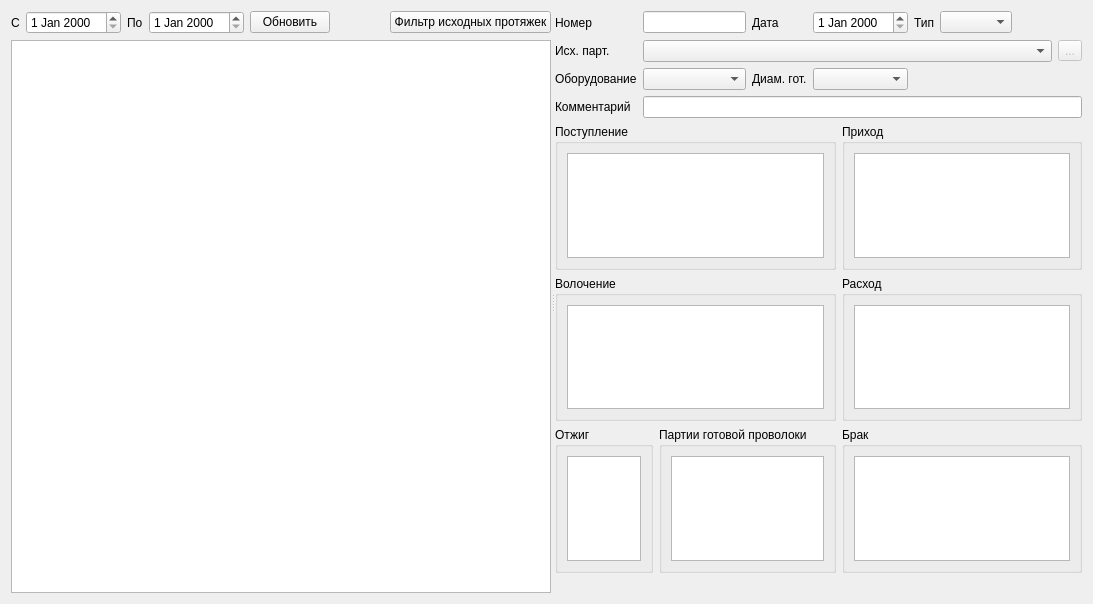
The window that formpodt.ui (Sergeyego/wire_pr) describes before a commit, drawn with Qt 5.
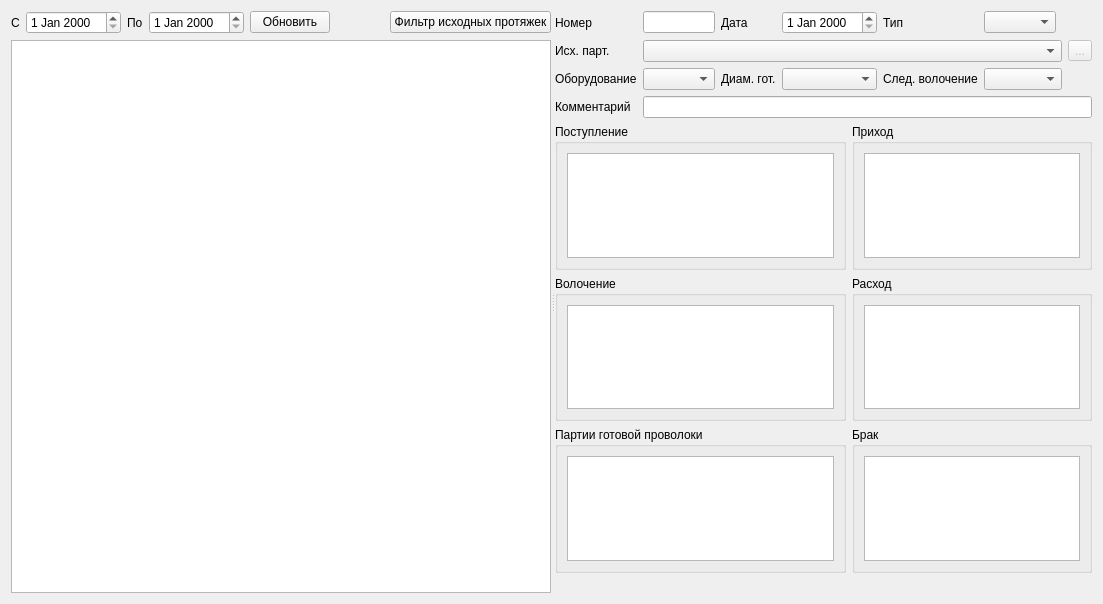
The same window after the commit. Icons and pictures are not drawn. Custom widgets are drawn as their Qt base class.

What changed in the file:
```diff
--- a/formpodt.ui
+++ b/formpodt.ui
@@ -6,7 +6,7 @@
    <rect>
     <x>0</x>
     <y>0</y>
-    <width>1093</width>
+    <width>1101</width>
     <height>604</height>
    </rect>
   </property>
@@ -107,14 +107,14 @@
       <layout class="QVBoxLayout" name="verticalLayout_9">
        <item>
         <layout class="QGridLayout" name="gridLayout">
-         <item row="0" column="4">
-          <widget class="QLabel" name="label_6">
+         <item row="2" column="4">
+          <widget class="QLabel" name="label_10">
            <property name="text">
-            <string>Тип</string>
+            <string>След. волочение</string>
            </property>
           </widget>
          </item>
-         <item row="0" column="6" colspan="2">
+         <item row="0" column="8" colspan="2">
           <spacer name="horizontalSpacer_2">
            <property name="orientation">
             <enum>Qt::Horizontal</enum>
@@ -140,10 +140,10 @@
            </property>
           </widget>
          </item>
-         <item row="1" column="1" colspan="6">
+         <item row="1" column="1" colspan="8">
           <widget class="QComboBox" name="comboBoxSrs"/>
          </item>
-         <item row="1" column="7">
+         <item row="1" column="9">
           <widget class="QToolButton" name="toolButtonSrc">
            <property name="enabled">
             <bool>false</bool>
@@ -208,7 +208,7 @@
            </property>
           </widget>
          </item>
-         <item row="3" column="1" colspan="7">
+         <item row="3" column="1" colspan="9">
           <widget class="QLineEdit" name="lineEditComm"/>
          </item>
          <item row="0" column="0">
@@ -244,10 +244,17 @@
          <item row="0" column="3">
           <widget class="DateEdit" name="dateEdit"/>
          </item>
-         <item row="0" column="5">
+         <item row="0" column="4">
+          <widget class="QLabel" name="label_6">
+           <property name="text">
+            <string>Тип</string>
+           </property>
+          </widget>
+         </item>
+         <item row="0" column="5" colspan="3">
           <widget class="QComboBox" name="comboBoxType"/>
          </item>
-         <item row="2" column="4" colspan="4">
+         <item row="2" column="9">
           <spacer name="horizontalSpacer_3">
            <property name="orientation">
             <enum>Qt::Horizontal</enum>
@@ -260,6 +267,9 @@
            </property>
           </spacer>
          </item>
+         <item row="2" column="5" colspan="4">
+          <widget class="QComboBox" name="comboBoxVol"/>
+         </item>
         </layout>
        </item>
        <item>
@@ -332,28 +342,6 @@
        </item>
        <item>
         <layout class="QHBoxLayout" name="horizontalLayout_2">
-         <item>
-          <widget class="QGroupBox" name="groupBox_2">
-           <property name="maximumSize">
-            <size>
-             <width>240</width>
-             <height>16777215</height>
-            </size>
-           </property>
-           <property name="title">
-            <string>Отжиг</string>
-           </property>
-           <layout class="QVBoxLayout" name="verticalLayout_6">
-            <item>
-             <widget class="TableView" name="tableViewAnn">
-              <attribute name="verticalHeaderVisible">
-               <bool>false</bool>
-              </attribute>
-             </widget>
-            </item>
-           </layout>
-          </widget>
-         </item>
          <item>
           <widget class="QGroupBox" name="groupBox">
            <property name="title">
```
Left out of the diff: 1 changed line with no effect on the pictures.
